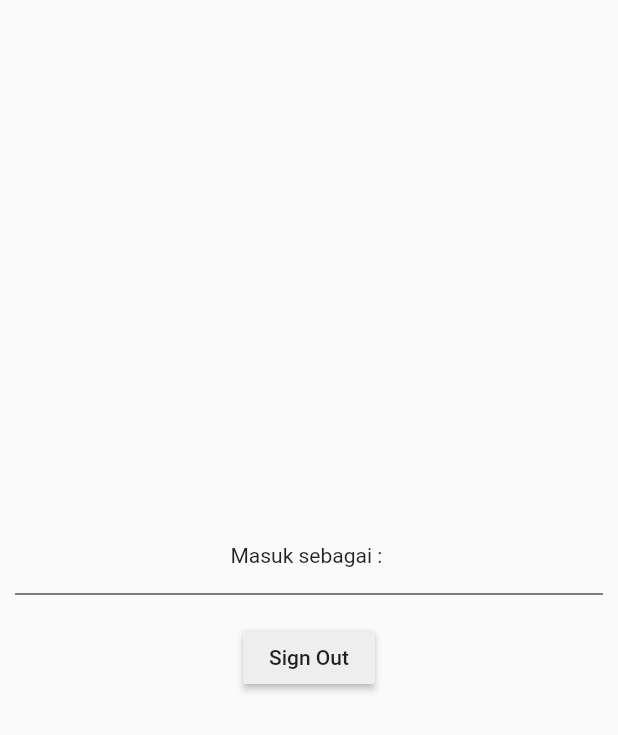
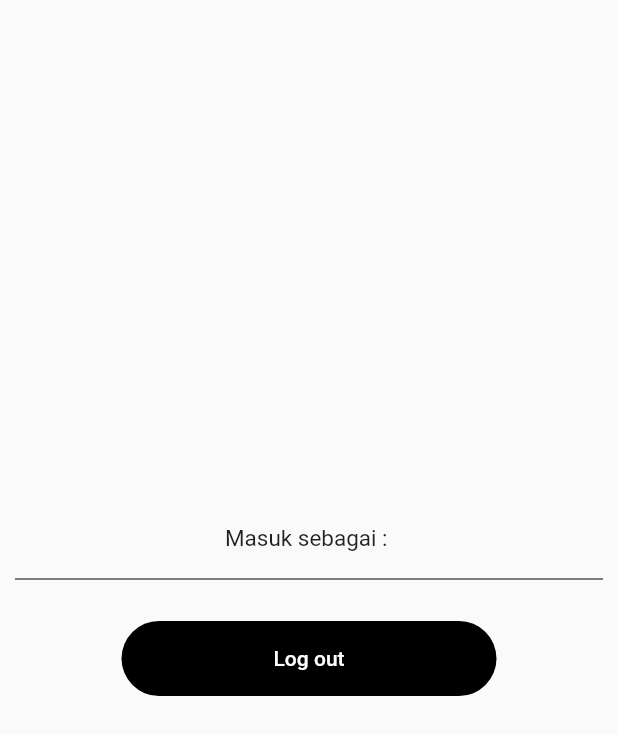
Before and after one commit to f0ursecond/login-ui-firebase, a Flutter app: the screen it shows once a user with an empty profile is signed in, on a phone screen of 412 x 824 dp. Shown: the top 735 px of the screen. Run offline on Flutter 3.47's test engine with Material 2 defaults, Android fonts, the phone set to English and light mode, and no system bars; our stand-ins replace firebase_auth, firebase_core, flutter_vector_icons, lottie; accounts and stored records are empty.

```diff
--- a/lib/home.dart
+++ b/lib/home.dart
@@ -1,3 +1,6 @@
+import 'dart:async';
+import 'dart:ui';
+
 import 'package:absensi/login.dart';
 import 'package:firebase_auth/firebase_auth.dart';
 import 'package:firebase_core/firebase_core.dart';
@@ -15,6 +18,8 @@ class homepage extends StatefulWidget {
 class _homepageState extends State<homepage> {
   final user = FirebaseAuth.instance.currentUser!;
 
+  bool isLoading = false;
+
   @override
   Widget build(BuildContext context) {
     return Scaffold(
@@ -25,6 +30,7 @@ class _homepageState extends State<homepage> {
           children: [
             Text(
               'Masuk sebagai : ' + user.email!,
+              style: TextStyle(fontSize: 15.0),
             ),
             const Padding(
               padding: EdgeInsets.all(
@@ -35,12 +41,44 @@ class _homepageState extends State<homepage> {
             Row(
               mainAxisAlignment: MainAxisAlignment.center,
               children: [
-                MaterialButton(
-                  onPressed: () {
-                    FirebaseAuth.instance.signOut();
-                  },
-                  color: Colors.grey[200],
-                  child: Text('Sign Out'),
+                Padding(
+                  padding: const EdgeInsets.all(10.0),
+                  child: Container(
+                    decoration: BoxDecoration(
+                      borderRadius: BorderRadius.circular(50),
+                      color: Colors.black,
+                    ),
+                    width: 250.0,
+                    height: 50.0,
+                    child: Center(
+                      child: TextButton(
+                        onPressed: (() {
+                          setState(() {
+                            isLoading = true;
+                          });
+
+                          Future.delayed(Duration(seconds: 3), () {
+                            setState(() {
+                              isLoading = false;
+                              FirebaseAuth.instance.signOut();
+                            });
+                          });
+                        }),
+                        child: isLoading
+                            ? const SizedBox(
+                                height: 20.0,
+                                width: 20.0,
+                                child: CircularProgressIndicator(
+                                  color: Colors.white,
+                                ),
+                              )
+                            : const Text(
+                                'Log out',
+                                style: TextStyle(color: Colors.white),
+                              ),
+                      ),
+                    ),
+                  ),
                 ),
               ],
             )
```
Also changed, not shown: lib/login.dart (+18 -6 lines).
